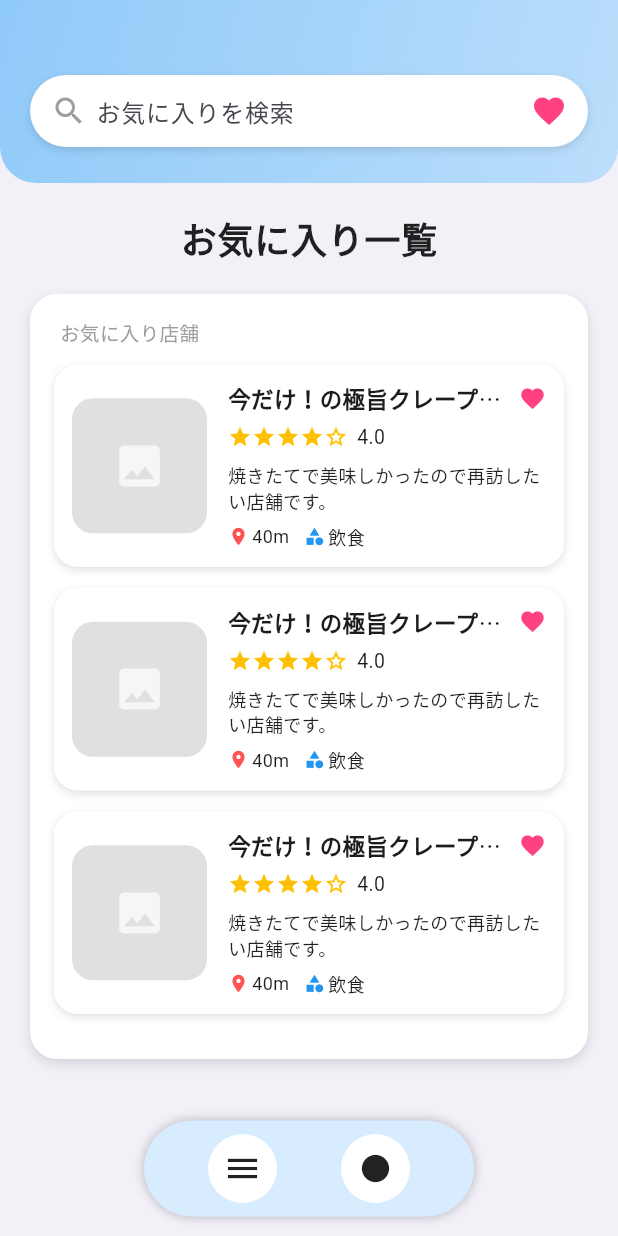
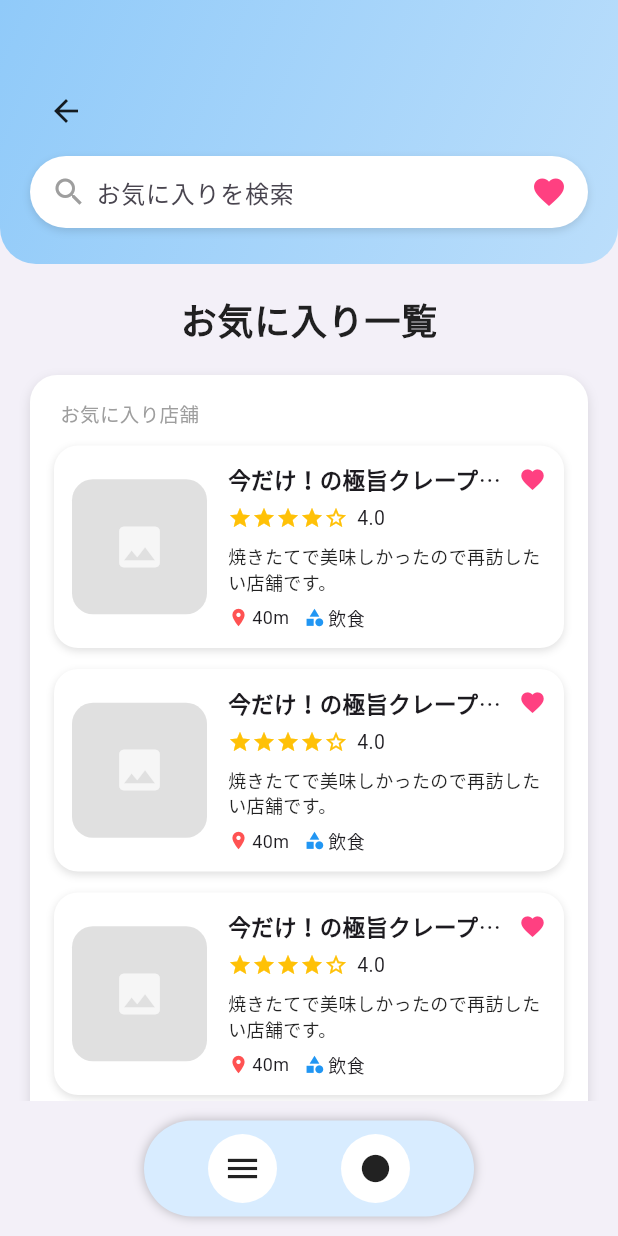
Before and after one commit to shomaozasa/TestMapApp, a Flutter app: the UserProfilePage screen opened directly, after a tap on "お気に入り", on a phone screen of 412 x 824 dp. Run offline on Flutter 3.47's test engine with Material 3 defaults, Android fonts, the phone set to English and light mode, and no system bars; our stand-ins replace firebase_core, flutter_rating_bar, geolocator, google_maps_flutter, image_picker; accounts and stored records are empty.

Commit message:
デザイン整えた

```diff
--- a/lib/core/features/user_flow/custom_bottom_bar.dart
+++ b/lib/core/features/user_flow/custom_bottom_bar.dart
@@ -20,7 +20,7 @@ class _CustomBottomBarState extends State<CustomBottomBar> {
   @override
   Widget build(BuildContext context) {
     return SizedBox(
-      height: 90, // ← ★これが超重要
+      height: 90,
       child: SafeArea(
         child: Center(
           child: AnimatedContainer(
--- a/lib/core/features/user_flow/favorite_page.dart
+++ b/lib/core/features/user_flow/favorite_page.dart
@@ -37,6 +37,21 @@ class _FavoriteListPageState extends State<FavoriteListPage> {
             ),
             child: Column(
               children: [
+                // ===== ← 戻るボタン =====
+            Row(
+              children: [
+                IconButton(
+                  icon: const Icon(Icons.arrow_back),
+                  color: Colors.black87,
+                  onPressed: () {
+                    Navigator.pop(context);
+                  },
+                ),
+              ],
+            ),
+
+                const SizedBox(height: 6),
+
                 // 検索バー
                 Container(
                   padding: const EdgeInsets.symmetric(horizontal: 14),
--- a/lib/core/features/user_flow/user_profile_page.dart
+++ b/lib/core/features/user_flow/user_profile_page.dart
@@ -3,20 +3,27 @@ import 'package:google_map_app/core/features/user_flow/review_history_page.dart'
 import 'package:google_map_app/core/features/user_flow/favorite_page.dart';
 import 'package:google_map_app/core/features/user_flow/notification_settings_page.dart';
 import 'package:google_map_app/core/features/user_flow/account_settings_page.dart';
+import 'package:google_map_app/core/features/user_flow/profile_edit_page.dart';
 
-class UserProfilePage extends StatelessWidget {
+class UserProfilePage extends StatefulWidget {
   const UserProfilePage({Key? key}) : super(key: key);
+
+  @override
+  State<UserProfilePage> createState() => _UserProfilePageState();
+}
+
+class _UserProfilePageState extends State<UserProfilePage> {
+  Color headerColor = Colors.blue;
+  String iconPath = "assets/user_icon.jpg";
 
   @override
   Widget build(BuildContext context) {
     return Scaffold(
       backgroundColor: const Color(0xFFF3F0F8),
 
-      // AppBar
       appBar: AppBar(
         backgroundColor: Colors.white,
         elevation: 0,
-        centerTitle: false,
         title: const Text(
           "プロフィール",
           style: TextStyle(color: Colors.black, fontSize: 20),
@@ -24,33 +31,32 @@ class UserProfilePage extends StatelessWidget {
         iconTheme: const IconThemeData(color: Colors.black),
       ),
 
-      // 本文
       body: SingleChildScrollView(
         padding: const EdgeInsets.all(20),
         child: Column(
           crossAxisAlignment: CrossAxisAlignment.center,
           children: [
-            // ヘッダー(仮)
+            // ===== ヘッダー =====
             Container(
               height: 120,
               width: double.infinity,
               decoration: BoxDecoration(
                 gradient: LinearGradient(
                   colors: [
-                    Colors.blue[200]!,
-                    Colors.blue[100]!,
+                    headerColor.withOpacity(0.8),
+                    headerColor.withOpacity(0.4),
                   ],
                 ),
                 borderRadius: BorderRadius.circular(20),
               ),
             ),
 
-            // プロフィール画像
+            // ===== プロフィール画像 =====
             Transform.translate(
               offset: const Offset(0, -50),
-              child: const CircleAvatar(
+              child: CircleAvatar(
                 radius: 50,
-                backgroundImage: AssetImage("assets/user_icon.jpg"),
+                backgroundImage: AssetImage(iconPath),
               ),
             ),
 
@@ -58,14 +64,30 @@ class UserProfilePage extends StatelessWidget {
               "sample user",
               style: TextStyle(fontSize: 20, fontWeight: FontWeight.bold),
             ),
-            // TextButton(
-            //   onPressed: () {},
-            //   child: const Text("編集"),
-            // ),
 
-            const SizedBox(height: 10),
+            // ===== 編集ボタン =====
+            TextButton(
+              onPressed: () async {
+                final result = await Navigator.push(
+                  context,
+                  MaterialPageRoute(
+                    builder: (_) => const ProfileEditPage(),
+                  ),
+                );
 
-            // あなたの活動
+                if (result != null) {
+                  setState(() {
+                    headerColor = result["color"];
+                    iconPath = result["icon"];
+                  });
+                }
+              },
+              child: const Text("編集"),
+            ),
+
+            const SizedBox(height: 20),
+
+            // ===== あなたの活動 =====
             _menuSection(
               title: "あなたの活動",
               items: [
@@ -99,7 +121,7 @@ class UserProfilePage extends StatelessWidget {
 
             const SizedBox(height: 20),
 
-            // 設定
+            // ===== 設定 =====
             _menuSection(
               title: "設定",
               items: [
@@ -135,7 +157,7 @@ class UserProfilePage extends StatelessWidget {
     );
   }
 
-  // セクション全体
+  // ===== セクション =====
   Widget _menuSection({required String title, required List<Widget> items}) {
     return Column(
       crossAxisAlignment: CrossAxisAlignment.start,
@@ -152,11 +174,8 @@ class UserProfilePage extends StatelessWidget {
           decoration: BoxDecoration(
             color: Colors.white,
             borderRadius: BorderRadius.circular(16),
-            boxShadow: [
-              BoxShadow(
-                color: Colors.black12,
-                blurRadius: 6,
-              ),
+            boxShadow: const [
+              BoxShadow(color: Colors.black12, blurRadius: 6),
             ],
           ),
           child: Column(children: items),
@@ -165,7 +184,6 @@ class UserProfilePage extends StatelessWidget {
     );
   }
 
-  // アイテム
   Widget _menuItem(IconData icon, String title, {VoidCallback? onTap}) {
     return InkWell(
       onTap: onTap,
--- a/pubspec.yaml
+++ b/pubspec.yaml
@@ -30,6 +30,7 @@ environment:
 dependencies:
   flutter:
     sdk: flutter
+  image_picker: ^1.0.7
 
   flutter_rating_bar: ^4.0.1
 
```
Also changed, not shown: lib/core/features/user_flow/account_settings_page.dart (+15 -0 lines), lib/core/features/user_flow/notification_settings_page.dart (+14 -0 lines), lib/core/features/user_flow/profile_edit_page.dart (added, +118 -0 lines), lib/core/features/user_flow/review_history_page.dart (+15 -0 lines), pubspec.lock, 5 other files.
